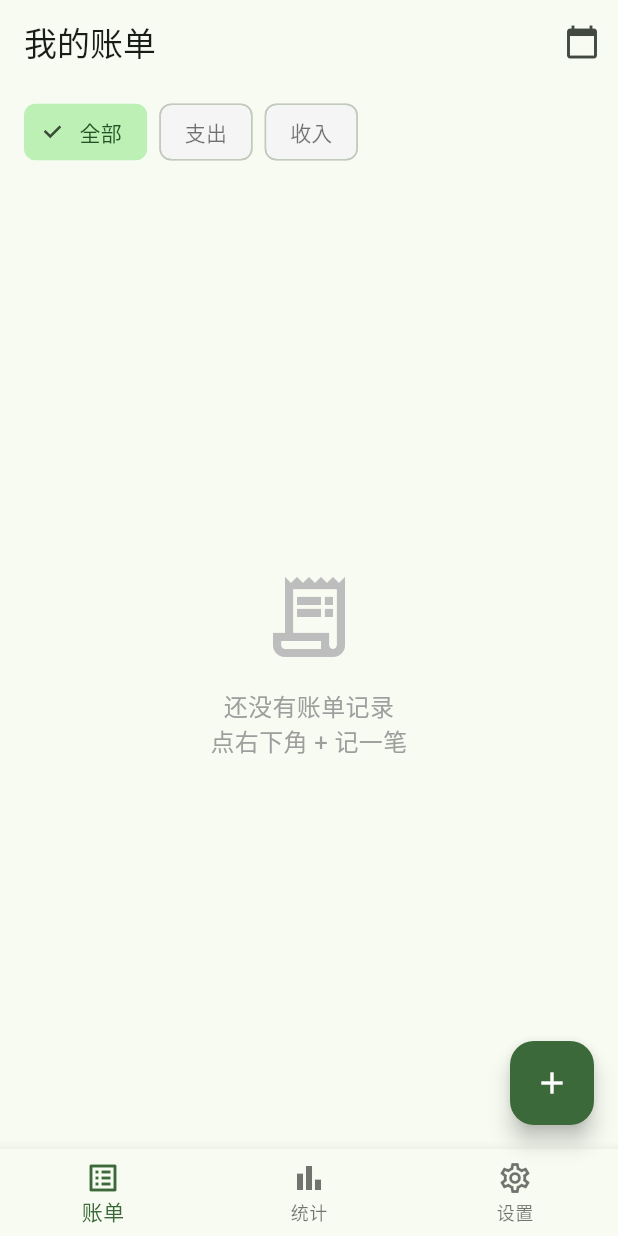
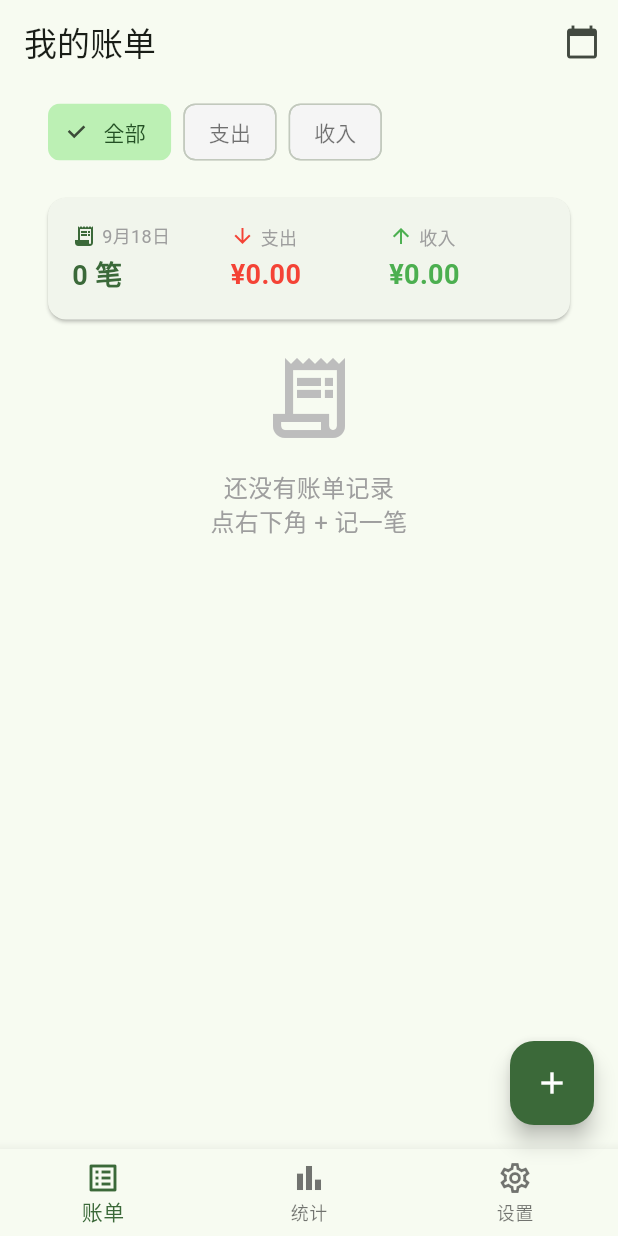
Before and after one commit to jinchao-wang/remember_app, a Flutter app: the screen it shows after launch, on a phone screen of 412 x 824 dp. Run offline on Flutter 3.47's test engine with Material 3 defaults, Android fonts, the phone set to English and light mode, and no system bars; our stand-ins replace csv, file_picker, fl_chart, sqflite; accounts and stored records are empty.

Commit message:
fix: remove Expanded from ListView children in transaction_list_screen

```diff
--- a/lib/screens/transaction_list_screen.dart
+++ b/lib/screens/transaction_list_screen.dart
@@ -41,19 +41,22 @@ class _TransactionListScreenState extends State<TransactionListScreen>
     if (!mounted) return;
     setState(() {
       _list = widget.selectedDate != null
-          ? tx.where((t) => t.date.year == widget.selectedDate!.year &&
-                  t.date.month == widget.selectedDate!.month &&
-                  t.date.day == widget.selectedDate!.day)
-              .toList()
+          ? tx.where((t) => _isSameDay(t, widget.selectedDate!)).toList()
           : tx;
       _loading = false;
     });
   }
 
+  bool _isSameDay(Transaction t, DateTime date) =>
+      t.date.year == date.year &&
+      t.date.month == date.month &&
+      t.date.day == date.day;
+
   Future<void> _delete(Transaction t) async {
-    final ctx = context;
+    final messenger = ScaffoldMessenger.of(context);
+    final navigator = Navigator.of(context);
     final confirm = await showDialog<bool>(
-      context: ctx,
+      context: context,
       builder: (ctx) => AlertDialog(
         title: const Text('确认删除'),
         content: Text('确定要删除「${t.category} · ¥${t.amount.toStringAsFixed(2)}」这笔账单吗？'),
@@ -70,11 +73,10 @@ class _TransactionListScreenState extends State<TransactionListScreen>
     if (confirm == true) {
       await DatabaseHelper.instance.deleteTransaction(t.id!);
       AppState.instance.bump();
-      if (mounted) {
-        ScaffoldMessenger.of(ctx).showSnackBar(
+      if (!mounted) return;
+      messenger.showSnackBar(
         const SnackBar(content: Text('已删除'), duration: Duration(seconds: 1)),
       );
-      }
     }
   }
 
@@ -87,86 +89,67 @@ class _TransactionListScreenState extends State<TransactionListScreen>
     return Colors.primaries[category.hashCode.abs() % Colors.primaries.length];
   }
 
-  @override
-  Widget build(BuildContext context) {
-    super.build(context);
-    if (_loading) {
-      return const Center(child: CircularProgressIndicator());
+  double _sum(List<Transaction> list, String type) =>
+      list.where((t) => t.type == type).fold(0.0, (a, b) => a + b.amount);
+
+  DateTime get _summaryDate => widget.selectedDate ?? DateTime.now();
+
+  Widget _summaryTile({
+    required String label,
+    required String value,
+    required Color color,
+    required IconData icon,
+  }) {
+    return Column(
+      crossAxisAlignment: CrossAxisAlignment.start,
+      children: [
+        Row(
+          children: [
+            Icon(icon, size: 16, color: color),
+            const SizedBox(width: 4),
+            Text(label, style: const TextStyle(fontSize: 12, color: Colors.grey)),
+          ],
+        ),
+        const SizedBox(height: 4),
+        Text(value, style: TextStyle(fontSize: 18, fontWeight: FontWeight.bold, color: color)),
+      ],
+    );
   }
 
-    return Scaffold(
-      body: RefreshIndicator(
-        onRefresh: _reload,
-        child: Column(
+  Widget _buildSummaryCard() {
+    final dayTx = _list.where((t) => _isSameDay(t, _summaryDate)).toList();
+    final expense = _sum(dayTx, 'expense');
+    final income = _sum(dayTx, 'income');
+    return Card(
+      margin: const EdgeInsets.fromLTRB(16, 12, 16, 8),
+      child: Padding(
+        padding: const EdgeInsets.all(16),
+        child: Row(
           children: [
-            _buildFilterBar(),
-            if (_filteredList.isEmpty)
             Expanded(
-                child: Center(
-                  child: Column(
-                    mainAxisAlignment: MainAxisAlignment.center,
-                    children: [
-                      Icon(Icons.receipt_long_outlined, size: 64, color: Colors.grey[400]),
-                      const SizedBox(height: 16),
-                      Text(
-                        _list.isEmpty ? '还没有账单记录\n点右下角 + 记一笔' : '该分类暂无记录',
-                        textAlign: TextAlign.center,
-                        style: TextStyle(color: Colors.grey[500], fontSize: 16),
-                      ),
-                    ],
+              child: _summaryTile(
+                label: DateFormat('M月d日').format(_summaryDate),
+                value: '${dayTx.length} 笔',
+                color: Theme.of(context).colorScheme.primary,
+                icon: Icons.receipt_long,
               ),
             ),
-              )
-            else
+            const VerticalDivider(width: 1),
             Expanded(
-                child: ListView.separated(
-                  padding: const EdgeInsets.all(16),
-                  itemCount: _filteredList.length,
-                  separatorBuilder: (_, __) => const Divider(height: 1),
-                  itemBuilder: (ctx, i) {
-                    final t = _filteredList[i];
-                    return Dismissible(
-                      key: Key('${t.id}-${t.date.millisecondsSinceEpoch}'),
-                      direction: DismissDirection.endToStart,
-                      confirmDismiss: (_) async {
-                        await _delete(t);
-                        return false;
-                      },
-                      background: Container(
-                        alignment: Alignment.centerRight,
-                        padding: const EdgeInsets.only(right: 24),
+              child: _summaryTile(
+                label: '支出',
+                value: '¥${expense.toStringAsFixed(2)}',
                 color: Colors.red,
-                        child: const Icon(Icons.delete, color: Colors.white),
-                      ),
-                      child: ListTile(
-                        leading: CircleAvatar(
-                          backgroundColor: _categoryColor(t.category),
-                          child: Icon(
-                            parseTransactionType(t.type).icon,
-                            color: Colors.white,
-                            size: 20,
+                icon: Icons.arrow_downward,
               ),
             ),
-                        title: Text(
-                          t.category,
-                          style: const TextStyle(fontWeight: FontWeight.w600),
-                        ),
-                        subtitle: Text(
-                          '${DateFormat('yyyy-MM-dd').format(t.date)} · ${t.note ?? ''}',
-                          maxLines: 1,
-                          overflow: TextOverflow.ellipsis,
-                        ),
-                        trailing: Text(
-                          '${t.type == 'income' ? '+' : '-'}¥${t.amount.toStringAsFixed(2)}',
-                          style: TextStyle(
-                            fontWeight: FontWeight.bold,
-                            color: t.type == 'income' ? Colors.green : Colors.red,
-                          ),
-                        ),
-                        onTap: () => _showEditSheet(t),
-                      ),
-                    );
-                  },
+            const VerticalDivider(width: 1),
+            Expanded(
+              child: _summaryTile(
+                label: '收入',
+                value: '¥${income.toStringAsFixed(2)}',
+                color: Colors.green,
+                icon: Icons.arrow_upward,
               ),
             ),
           ],
@@ -206,6 +189,110 @@ class _TransactionListScreenState extends State<TransactionListScreen>
         color: isSelected
             ? Theme.of(context).colorScheme.onPrimaryContainer
             : Colors.black54,
+      ),
+    );
+  }
+
+  Widget _buildEmptyState() {
+    return Center(
+      child: Column(
+        mainAxisAlignment: MainAxisAlignment.center,
+        children: [
+          Icon(Icons.receipt_long_outlined, size: 64, color: Colors.grey[400]),
+          const SizedBox(height: 16),
+          Text(
+            _list.isEmpty ? '还没有账单记录\n点右下角 + 记一笔' : '该分类暂无记录',
+            textAlign: TextAlign.center,
+            style: TextStyle(color: Colors.grey[500], fontSize: 16),
+          ),
+        ],
+      ),
+    );
+  }
+
+  @override
+  Widget build(BuildContext context) {
+    super.build(context);
+    if (_loading) {
+      return const Center(child: CircularProgressIndicator());
+    }
+
+    final items = <Widget>[
+      _buildFilterBar(),
+      _buildSummaryCard(),
+      const SizedBox(height: 12),
+    ];
+
+    if (_filteredList.isEmpty) {
+      items.add(_buildEmptyState());
+    } else {
+      items.addAll(_filteredList.map(_buildTransactionItem).toList());
+    }
+
+    return Scaffold(
+      body: RefreshIndicator(
+        onRefresh: _reload,
+        child: ListView(
+          padding: const EdgeInsets.fromLTRB(16, 0, 16, 16),
+          children: items,
+        ),
+      ),
+    );
+  }
+
+  Widget _buildTransactionItem(Transaction t) {
+    return Padding(
+      padding: const EdgeInsets.symmetric(vertical: 6),
+      child: Dismissible(
+        key: Key('${t.id}-${t.date.millisecondsSinceEpoch}'),
+        direction: DismissDirection.horizontal,
+        confirmDismiss: (direction) async {
+          if (direction == DismissDirection.startToEnd) {
+            _showEditSheet(t);
+            return false;
+          }
+          await _delete(t);
+          return false;
+        },
+        background: Container(
+          alignment: Alignment.centerRight,
+          padding: const EdgeInsets.only(right: 24),
+          decoration: const BoxDecoration(color: Colors.red),
+          child: const Icon(Icons.delete, color: Colors.white),
+        ),
+        secondaryBackground: Container(
+          alignment: Alignment.centerLeft,
+          padding: const EdgeInsets.only(left: 24),
+          decoration: const BoxDecoration(color: Colors.green),
+          child: const Icon(Icons.edit, color: Colors.white),
+        ),
+        child: ListTile(
+          leading: CircleAvatar(
+            backgroundColor: _categoryColor(t.category),
+            child: Icon(
+              parseTransactionType(t.type).icon,
+              color: Colors.white,
+              size: 20,
+            ),
+          ),
+          title: Text(
+            t.category,
+            style: const TextStyle(fontWeight: FontWeight.w600),
+          ),
+          subtitle: Text(
+            '${DateFormat('yyyy-MM-dd').format(t.date)} · ${t.note ?? ''}',
+            maxLines: 1,
+            overflow: TextOverflow.ellipsis,
+          ),
+          trailing: Text(
+            '${t.type == 'income' ? '+' : '-'}¥${t.amount.toStringAsFixed(2)}',
+            style: TextStyle(
+              fontWeight: FontWeight.bold,
+              color: t.type == 'income' ? Colors.green : Colors.red,
+            ),
+          ),
+          onTap: () => _showEditSheet(t),
+        ),
       ),
     );
   }
```
Lines whose indentation alone changed are shown as unchanged.
